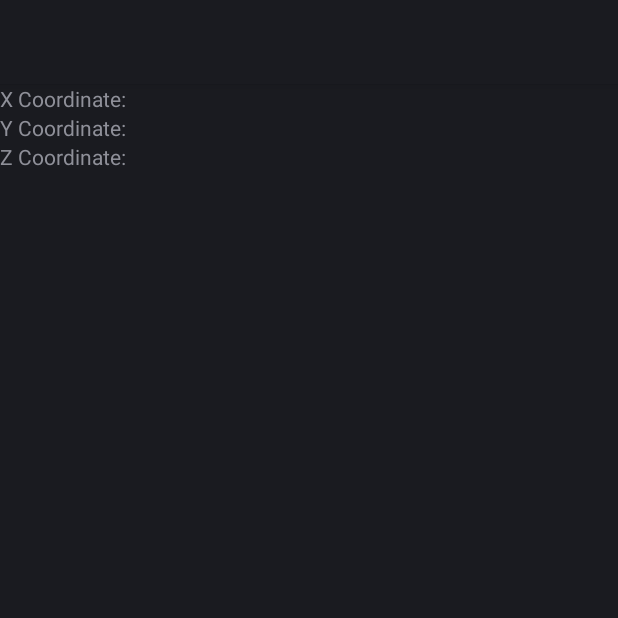
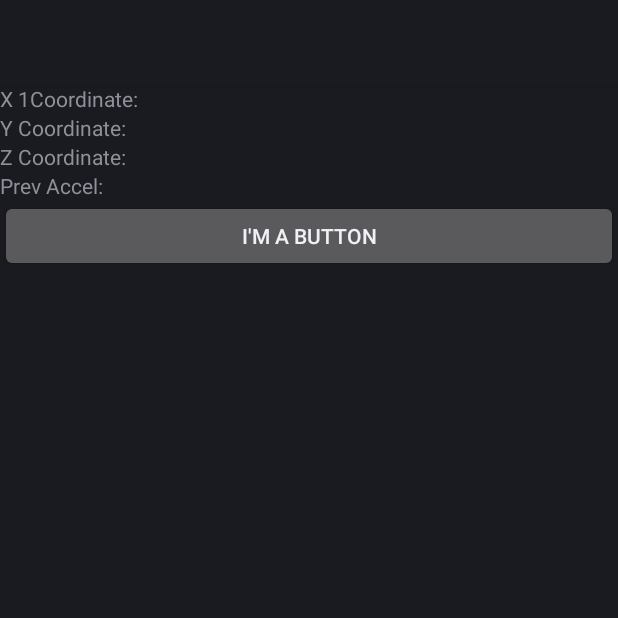
Before and after one commit to eoin-cr/PedalToTheMetal, an Android app: the screen it shows after launch (AccelerometerActivity), on a phone screen of 412 x 824 dp, the top half of it. Run offline under Robolectric (Android 15) with nearby library versions, the phone set to English and light mode, and no system bars.

Commit message:
Using linear accel now, and created a button that doesn't do anything

```diff
--- a/app/src/main/java/com/example/accelerometerstorer/AccelerometerActivity.java
+++ b/app/src/main/java/com/example/accelerometerstorer/AccelerometerActivity.java
@@ -1,12 +1,19 @@
 package com.example.accelerometerstorer;
 
 import android.app.Activity;
+import android.content.Context;
 import android.hardware.Sensor;
 import android.hardware.SensorEvent;
 import android.hardware.SensorEventListener;
 import android.hardware.SensorManager;
 import android.os.Bundle;
+import android.util.Log;
 import android.widget.TextView;
+
+import java.io.IOException;
+import java.io.OutputStreamWriter;
+import java.util.ArrayList;
+import java.util.List;
 
 public class AccelerometerActivity extends Activity implements SensorEventListener {
     private SensorManager sensorManager;
@@ -14,6 +21,9 @@ public class AccelerometerActivity extends Activity implements SensorEventListen
     TextView xCoor; // declare X axis object
     TextView yCoor; // declare Y axis object
     TextView zCoor; // declare Z axis object
+    List<Float[]> previousAccelerations = new ArrayList<>();
+    String previousAccelerationString = "";
+    TextView previousAccelerationsTextView;
 
     @Override
     public void onCreate(Bundle savedInstanceState){
@@ -28,7 +38,7 @@ public class AccelerometerActivity extends Activity implements SensorEventListen
         sensorManager=(SensorManager)getSystemService(SENSOR_SERVICE);
         // add listener. The listener will be  (this) class
         sensorManager.registerListener(this,
-                sensorManager.getDefaultSensor(Sensor.TYPE_ACCELEROMETER),
+                sensorManager.getDefaultSensor(Sensor.TYPE_LINEAR_ACCELERATION),
                 SensorManager.SENSOR_DELAY_NORMAL);
 
 
@@ -41,16 +51,31 @@ public class AccelerometerActivity extends Activity implements SensorEventListen
     public void onSensorChanged(SensorEvent event){
 
         // check sensor type
-        if(event.sensor.getType()==Sensor.TYPE_ACCELEROMETER){
+        if(event.sensor.getType()==Sensor.TYPE_LINEAR_ACCELERATION){
 
             // assign directions
             float x=event.values[0];
             float y=event.values[1];
             float z=event.values[2];
+//            previousAccelerations.add(new Float[]{x, y, z});
 
             xCoor.setText("X: "+x);
             yCoor.setText("Y: "+y);
             zCoor.setText("Z: "+z);
+//            previousAccelerationString += previousAccelerations.get(previousAccelerations.size()-1);
+//            previousAccelerationsTextView.setText(previousAccelerationString);
+
+        }
+    }
+
+    private void writeToFile(String data, Context context) {
+        try {
+            OutputStreamWriter outputStreamWriter = new OutputStreamWriter(context.openFileOutput("config.txt", Context.MODE_PRIVATE));
+            outputStreamWriter.write(data);
+            outputStreamWriter.close();
+        }
+        catch (IOException e) {
+            Log.e("Exception", "File write failed: " + e.toString());
         }
     }
 }
--- a/app/src/main/res/layout/main.xml
+++ b/app/src/main/res/layout/main.xml
@@ -7,7 +7,7 @@ android:layout_height="fill_parent">
 <TableRow>
     <TextView
         android:id="@+id/xcoor"
-        android:text="X Coordinate: "
+        android:text="X 1Coordinate: "
         android:layout_width="wrap_content"
         android:layout_height="wrap_content"
         />
@@ -31,4 +31,19 @@ android:layout_height="fill_parent">
         />
 </TableRow>
 
+<TableRow>
+    <TextView
+        android:id="@+id/previousAccelerationsTextView"
+        android:text="Prev Accel: "
+        android:layout_width="wrap_content"
+        android:layout_height="wrap_content"
+        />
+</TableRow>
+
+<Button
+    android:id="@+id/supabutton"
+    android:layout_width="wrap_content"
+    android:layout_height="wrap_content"
+    android:text="I'm a button" />
+
 </TableLayout>
```
